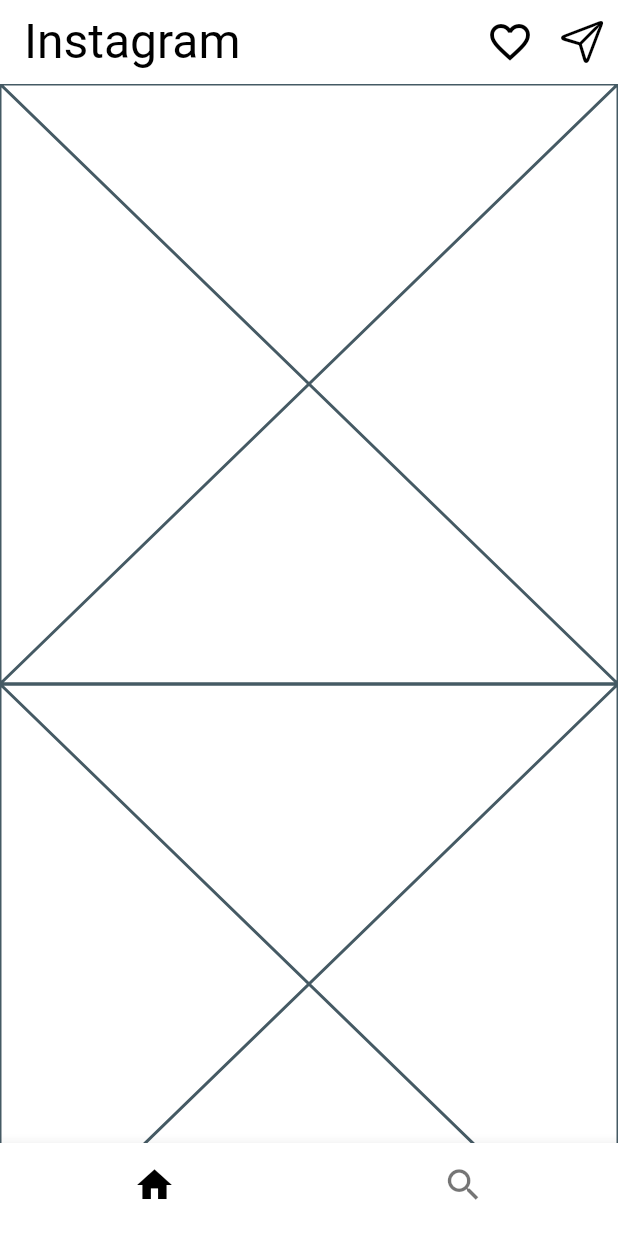
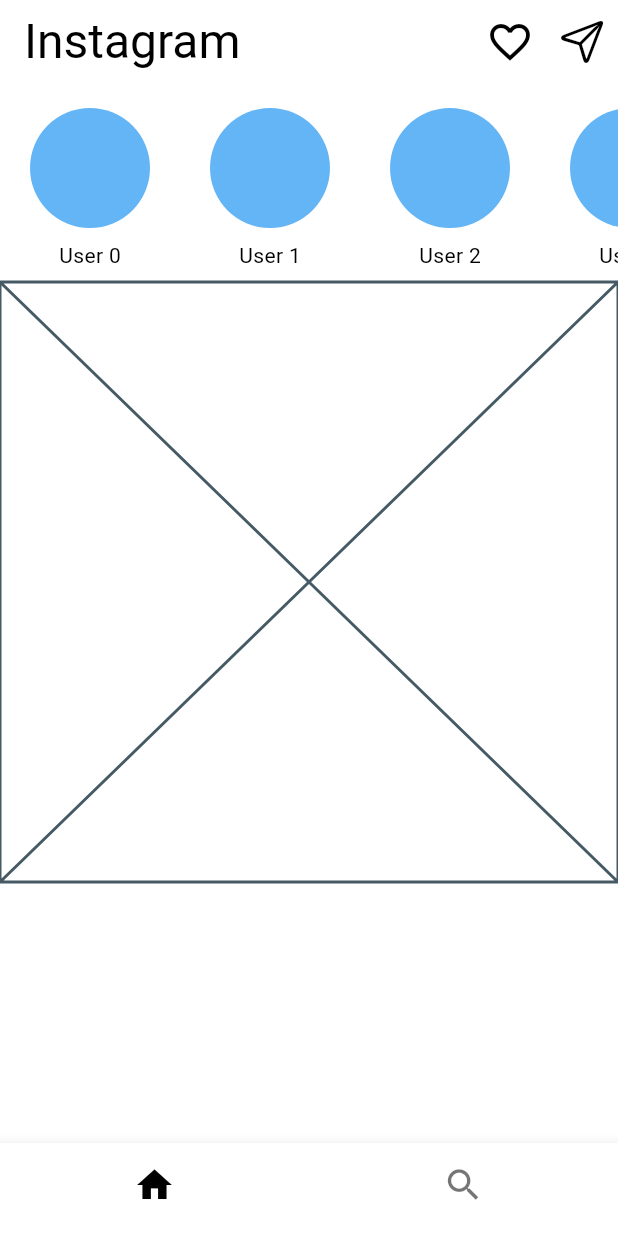
Before and after one commit to HiddenEvent/first_app, a Flutter app: the screen it shows after launch, on a phone screen of 412 x 824 dp. Run offline on Flutter 3.47's test engine with Material 3 defaults, Android fonts, the phone set to English and light mode, and no system bars; our stand-ins replace google_fonts.

Commit message:
[인스타 클론] UserStory 처리 (좌우 스크롤)

```diff
--- a/lib/screen/home_screen.dart
+++ b/lib/screen/home_screen.dart
@@ -21,7 +21,41 @@ class StoryArea extends StatelessWidget {
 
   @override
   Widget build(BuildContext context) {
-    return const Placeholder();
+    return SingleChildScrollView(
+      scrollDirection: Axis.horizontal,
+      child: Row(
+        children: List.generate(10, (index) => UserStory(userName: 'User $index')),
+      ),
+    );
+  }
+}
+
+class UserStory extends StatelessWidget {
+  final String userName;
+  const UserStory({
+    super.key,
+    required this.userName,
+  });
+
+  @override
+  Widget build(BuildContext context) {
+    return Padding(
+      padding: const EdgeInsets.symmetric(vertical: 8, horizontal: 12),
+      child: Column(
+        children: [
+          Container(
+            width: 80,
+            height: 80,
+            margin: const EdgeInsets.symmetric(vertical: 8, horizontal: 8),
+            decoration: BoxDecoration(
+              color: Colors.blue.shade300,
+              borderRadius: BorderRadius.circular(40),
+            ),
+          ),
+          Text(userName)
+        ],
+      ),
+    );
   }
 }
 
```
